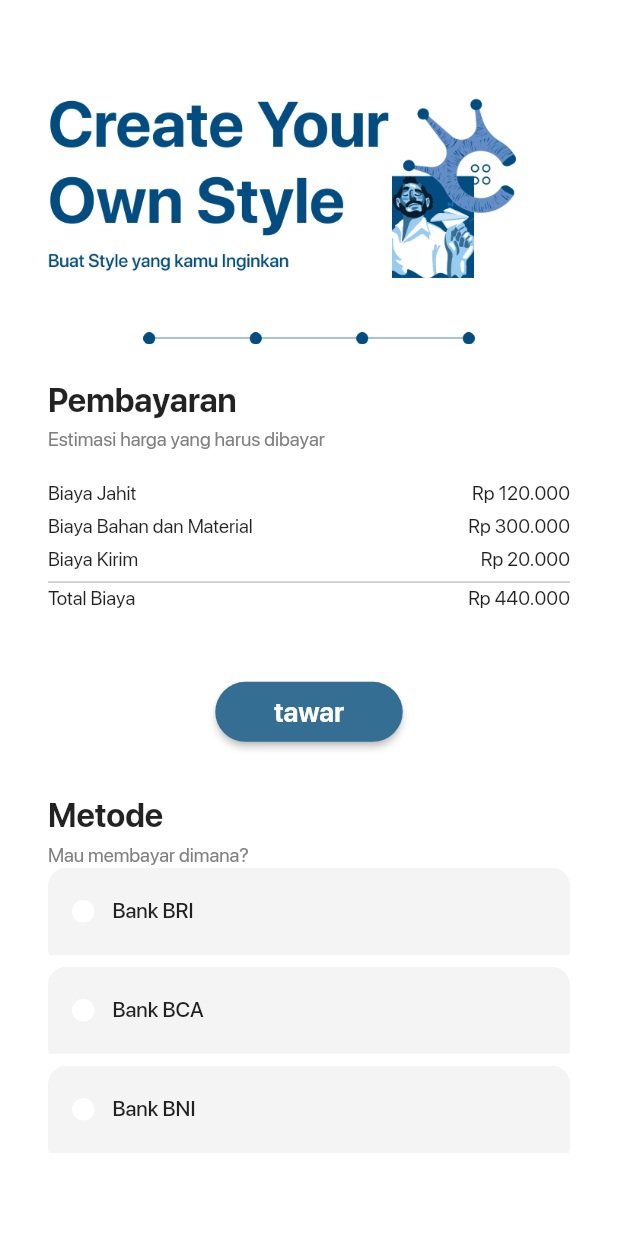
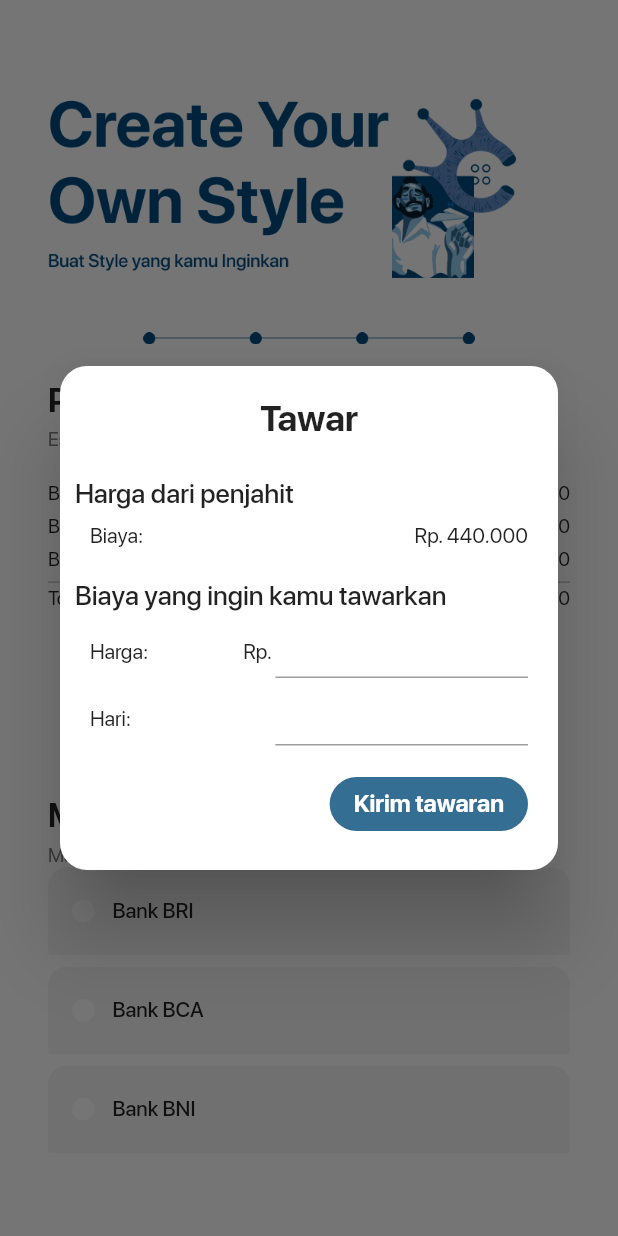
Before and after one commit to KeerjainSH/Crowns-mobile, a Flutter app: the DetilPembayaranPage screen opened by its route, after a tap on "tawar", on a phone screen of 412 x 824 dp. Run offline on Flutter 3.47's test engine with Material 2 defaults, Android fonts, the phone set to English and light mode, and no system bars; our stand-ins replace image_picker, shared_preferences; accounts and stored records are empty; project files that could hold a hidden picture were left out.

Commit message:
feat: add view dialog tawar

```diff
--- a/crowns/lib/screens/detil_pembayaran.dart
+++ b/crowns/lib/screens/detil_pembayaran.dart
@@ -101,6 +101,7 @@ class _DetilPembayaranPageState extends State<DetilPembayaranPage> {
         ),
       ],
     );
+
     final detilPembayaran = Column(
       children: [
         detilPembayaranInfo,
@@ -225,8 +226,16 @@ class _DetilPembayaranPageState extends State<DetilPembayaranPage> {
                 padding: EdgeInsets.symmetric(horizontal: 32),
                 child: detilPembayaran,
               ),
+
               SizedBox(height: 47),
-              buildButton(context, 'tawar', RouteConstants.detilPembayaran),
+              CustomButton(
+                text: 'tawar',
+                callback: () => showDialog(
+                    context: context,
+                    builder: (BuildContext context) {
+                      return TawarDialog();
+                    }),
+              ),
               SizedBox(height: 36),
               buildHeadline('Metode'),
               SizedBox(height: 6),
@@ -235,10 +244,146 @@ class _DetilPembayaranPageState extends State<DetilPembayaranPage> {
               _buildPanel(),
 
               SizedBox(height: 30),
-              CustomButton(text: 'bayar', route: '/pembayaran'),
+              CustomButton(
+                text: 'bayar',
+                callback: () => Navigator.pushNamed(context, '/pembayaran'),
+              ),
               SizedBox(height: 40),
             ],
           ),
+        ),
+      ),
+    );
+  }
+}
+
+class TawarDialog extends StatefulWidget {
+  @override
+  _TawarDialogState createState() => _TawarDialogState();
+}
+
+Align buildDialogTextLabel(String text) {
+  return Align(
+    alignment: Alignment.centerLeft,
+    child: Text(
+      text,
+      style: TextStyle(
+        fontSize: 18,
+        fontWeight: FontWeight.w500,
+      ),
+    ),
+  );
+}
+
+class _TawarDialogState extends State<TawarDialog> {
+  @override
+  Widget build(BuildContext context) {
+    return Dialog(
+      shape: RoundedRectangleBorder(
+        borderRadius: BorderRadius.circular(18),
+      ),
+      child: Container(
+        padding: EdgeInsets.symmetric(
+          horizontal: 10,
+          vertical: 20,
+        ),
+        child: Column(
+          mainAxisSize: MainAxisSize.min,
+          children: [
+            Text(
+              'Tawar',
+              style: TextStyle(
+                fontSize: 24,
+                fontWeight: FontWeight.w700,
+              ),
+            ),
+            SizedBox(height: 25),
+            buildDialogTextLabel('Harga dari penjahit'),
+            SizedBox(height: 10),
+            Container(
+              padding: EdgeInsets.symmetric(horizontal: 10),
+              child: Row(
+                mainAxisAlignment: MainAxisAlignment.spaceBetween,
+                children: [
+                  Text('Biaya:'),
+                  Text('Rp. 440.000'),
+                ],
+              ),
+            ),
+            SizedBox(height: 20),
+            buildDialogTextLabel('Biaya yang ingin kamu tawarkan'),
+            SizedBox(height: 10),
+            Container(
+              padding: EdgeInsets.symmetric(horizontal: 10),
+              child: Row(
+                children: [
+                  Container(
+                    width: MediaQuery.of(context).size.width * 0.3,
+                    child: Row(
+                      mainAxisAlignment: MainAxisAlignment.spaceBetween,
+                      children: [
+                        Text('Harga: '),
+                        Text('Rp. '),
+                      ],
+                    ),
+                  ),
+                  Expanded(
+                    child: TextFormField(
+                      keyboardType: TextInputType.number,
+                      decoration: InputDecoration(
+                        isDense: true,
+                      ),
+                    ),
+                  ),
+                ],
+              ),
+            ),
+            SizedBox(height: 10),
+            Container(
+              padding: EdgeInsets.symmetric(horizontal: 10),
+              child: Row(
+                children: [
+                  Container(
+                    width: MediaQuery.of(context).size.width * 0.3,
+                    child: Text('Hari: '),
+                  ),
+                  Expanded(
+                    child: TextFormField(
+                      keyboardType: TextInputType.number,
+                      decoration: InputDecoration(isDense: true),
+                    ),
+                  ),
+                ],
+              ),
+            ),
+            SizedBox(height: 15),
+            Align(
+              alignment: Alignment.centerRight,
+              child: Container(
+                margin: EdgeInsets.only(right: 10),
+                child: ElevatedButton(
+                  style: ElevatedButton.styleFrom(
+                    primary: ColorConstants.primaryColor,
+                    elevation: 0,
+                    shape: RoundedRectangleBorder(
+                      borderRadius: BorderRadius.circular(18),
+                    ),
+                  ),
+                  onPressed: () {
+                    Navigator.of(context).pop();
+                  },
+                  child: Text(
+                    'Kirim tawaran',
+                    style: TextStyle(
+                      // color: Colors.black,
+                      fontSize: 16,
+                      fontWeight: FontWeight.w700,
+                    ),
+                  ),
+                ),
+              ),
+            ),
+          ],
         ),
       ),
     );
@@ -279,12 +424,3 @@ class MetodeBayarClass {
   String name;
   String logo;
 }
-
-// List<Item> generateItems(int numberOfItems) {
-//   return List.generate(numberOfItems, (int index) {
-//     return Item(
-//       headerValue: 'Book $index',
-//       expandedValue: 'Details for Book $index goes here',
-//     );
-//   });
-// }
--- a/crowns/lib/screens/isi_alamat.dart
+++ b/crowns/lib/screens/isi_alamat.dart
@@ -1,3 +1,4 @@
+import 'package:crowns/widgets/custom_button.dart';
 import 'package:crowns/widgets/widgets.dart';
 import 'package:flutter/material.dart';
 import 'package:intl/intl.dart';
@@ -541,8 +542,13 @@ class _IsiAlamatPageState extends State<IsiAlamatPage> {
                 child: _state == 1 ? diambilContent : antarSendiriContent,
               ),
               SizedBox(height: 30),
-              buildButton(
-                  context, 'berikutnya', RouteConstants.detilPembayaran),
+              CustomButton(
+                text: 'berikutnya',
+                callback: () => Navigator.pushNamed(
+                  context,
+                  RouteConstants.detilPembayaran,
+                ),
+              ),
               SizedBox(height: 40),
             ],
           ),
--- a/crowns/lib/screens/menunggu_konfirmasi.dart
+++ b/crowns/lib/screens/menunggu_konfirmasi.dart
@@ -1,3 +1,4 @@
+import 'package:crowns/widgets/custom_button.dart';
 import 'package:flutter/material.dart';
 
 import 'package:crowns/widgets/widgets.dart';
@@ -47,9 +48,17 @@ class MenungguKonfirmasiScreen extends StatelessWidget {
                 Row(
                   mainAxisAlignment: MainAxisAlignment.center,
                   children: [
-                    buildButton(context, 'Home', RouteConstants.landingPage),
+                    CustomButton(
+                      text: 'Home',
+                      callback: () => Navigator.pushNamed(
+                          context, RouteConstants.landingPage),
+                    ),
                     SizedBox(width: 20),
-                    buildButton(context, 'Cart', RouteConstants.landingPage),
+                    CustomButton(
+                      text: 'Cart',
+                      callback: () =>
+                          Navigator.pushNamed(context, RouteConstants.pesanan),
+                    ),
                   ],
                 ),
                 SizedBox(height: 100),
--- a/crowns/lib/screens/pembayaran.dart
+++ b/crowns/lib/screens/pembayaran.dart
@@ -15,6 +15,8 @@ class _PembayaranPageState extends State<PembayaranPage> {
   File? _image;
   final picker = ImagePicker();
 
+  String _state = 'starting';
+
   Future getImageFromGallery() async {
     print('getImage');
     final pickedFile = await picker.getImage(source: ImageSource.gallery);
@@ -22,6 +24,7 @@ class _PembayaranPageState extends State<PembayaranPage> {
     setState(() {
       if (pickedFile != null) {
         _image = File(pickedFile.path);
+        _state = 'uploaded';
       } else {
         print('No image selected.');
       }
@@ -175,7 +178,7 @@ class _PembayaranPageState extends State<PembayaranPage> {
         child: ElevatedButton(
           style: ElevatedButton.styleFrom(
             textStyle: TextStyle(fontFamily: 'SFProDisplay'),
-            primary: ColorConstants.softBlue,
+            primary: ColorConstants.primaryColor,
             shape: RoundedRectangleBorder(
               borderRadius: BorderRadius.circular(180.0),
             ),
@@ -252,10 +255,13 @@ class _PembayaranPageState extends State<PembayaranPage> {
                     ),
             ),
             SizedBox(height: 34),
-            CustomButton(
-              text: 'simpan',
-              route: RouteConstants.menungguKonfirmasi,
-            ),
+            _state == 'uploaded'
+                ? CustomButton(
+                    text: 'simpan',
+                    callback: () => Navigator.pushNamed(
+                        context, RouteConstants.menungguKonfirmasi),
+                  )
+                : SizedBox.shrink(),
             SizedBox(height: 50),
           ],
         ),
--- a/crowns/lib/screens/profile.dart
+++ b/crowns/lib/screens/profile.dart
@@ -137,7 +137,11 @@ class _ProfileScreenState extends State<ProfileScreen> {
                 buildProfileHeader(),
                 aturProfile,
                 SizedBox(height: 20),
-                CustomButton(text: 'logout', route: RouteConstants.profile),
+                CustomButton(
+                  text: 'logout',
+                  callback: () =>
+                      Navigator.pushNamed(context, RouteConstants.profile),
+                ),
                 SizedBox(height: 50),
               ],
             ),
--- a/crowns/lib/widgets/custom_button.dart
+++ b/crowns/lib/widgets/custom_button.dart
@@ -4,14 +4,14 @@ import 'package:crowns/utils/constants.dart';
 
 class CustomButton extends StatelessWidget {
   final String text;
-  final String route;
+  final void Function() callback;
 
-  CustomButton({required this.text, required this.route});
+  CustomButton({required this.text, required this.callback});
 
   @override
   Widget build(BuildContext context) {
     return Container(
-      padding: EdgeInsets.symmetric(horizontal: 23),
+      // padding: EdgeInsets.symmetric(horizontal: 23),
       child: ConstrainedBox(
         constraints: BoxConstraints.tightFor(
           width: 125,
@@ -25,9 +25,7 @@ class CustomButton extends StatelessWidget {
               borderRadius: BorderRadius.circular(180.0),
             ),
           ),
-          onPressed: () {
-            Navigator.pushNamed(context, route);
-          },
+          onPressed: callback,
           child: Text(
             text,
             style: TextStyle(
--- a/crowns/lib/widgets/widgets.dart
+++ b/crowns/lib/widgets/widgets.dart
@@ -91,34 +91,6 @@ Container buildHeadlineSub(String text) {
   );
 }
 
-ConstrainedBox buildButton(BuildContext context, String text, String route) {
-  return ConstrainedBox(
-    constraints: BoxConstraints.tightFor(
-      width: 125,
-      height: 40,
-    ),
-    child: ElevatedButton(
-      style: ElevatedButton.styleFrom(
-        textStyle: TextStyle(fontFamily: 'SFProDisplay'),
-        primary: ColorConstants.primaryColor,
-        shape: RoundedRectangleBorder(
-          borderRadius: BorderRadius.circular(180.0),
-        ),
-      ),
-      onPressed: () {
-        Navigator.pushNamed(context, route);
-      },
-      child: Text(
-        text,
-        style: TextStyle(
-          fontSize: 18,
-          fontWeight: FontWeight.w700,
-        ),
-      ),
-    ),
-  );
-}
-
 Align buildBigHeavyText(String text) {
   return Align(
     alignment: Alignment.centerLeft,
```
